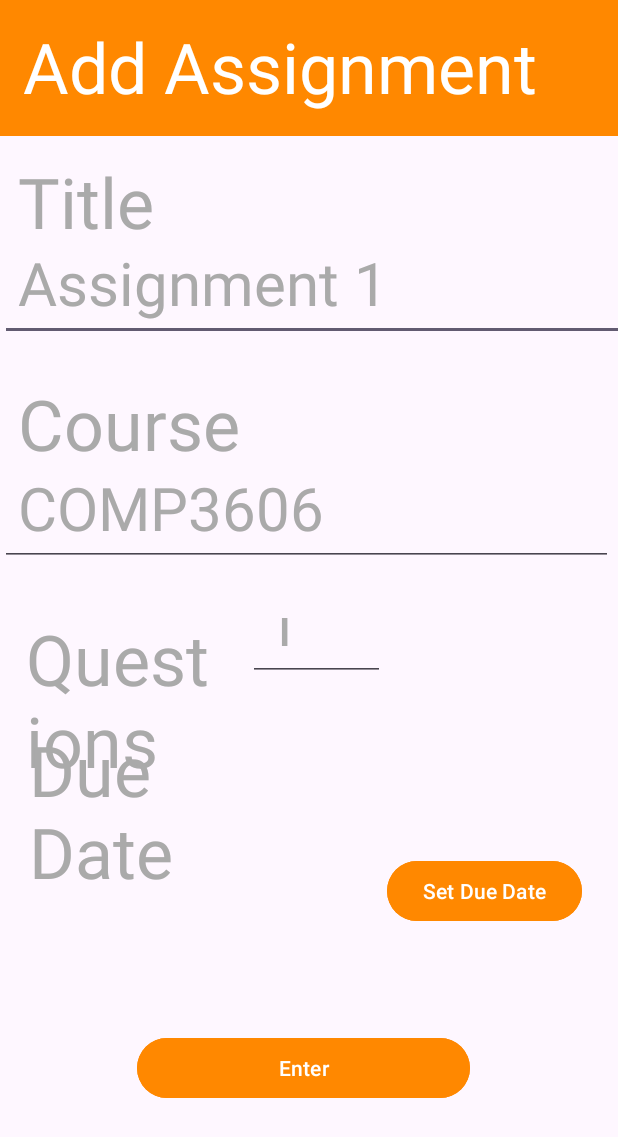
After one commit to K-rece/COMP3606-Group-Project, an Android app: the AddAssignmentActivity screen opened directly, with no data from a screen before it, on a phone screen of 412 x 824 dp. The commit adds this screen. Shown: the top 1137 px of the screen. Run offline under Robolectric (Android 15) with nearby library versions, the phone set to English and light mode, and no system bars; 1 statement that could not run was skipped.

Commit message:
Merge branch 'master' # Please enter a commit message to explain why this merge is necessary, # especially if it merges an updated upstream into a topic branch. # # Lines starting with '#' will be ignored, and an empty message aborts # the commit.

```diff
--- /dev/null
+++ b/app/src/main/java/com/example/comp/AddAssignmentActivity.java
@@ -0,0 +1,103 @@
+package com.example.comp;
+
+import android.app.DatePickerDialog;
+import android.app.TimePickerDialog;
+import android.content.Intent;
+import android.os.Bundle;
+import android.view.View;
+import android.widget.Button;
+import android.widget.EditText;
+import android.widget.TextView;
+import android.widget.Toast;
+
+import androidx.appcompat.app.AppCompatActivity;
+import androidx.core.graphics.Insets;
+import androidx.core.view.ViewCompat;
+import androidx.core.view.WindowCompat;
+import androidx.core.view.WindowInsetsCompat;
+
+import java.text.DateFormat;
+import java.util.Calendar;
+
+public class AddAssignmentActivity extends AppCompatActivity {
+    private EditText assignmentTitle,assignmentCourse,questionCount;
+    private TextView dueDateView;
+    private Button doneButton, dueDateButton;
+    private long dueMillis = -1;
+
+    @Override
+    protected void onCreate(Bundle savedInstanceState) {
+        super.onCreate(savedInstanceState);
+        WindowCompat.enableEdgeToEdge(getWindow());
+        setContentView(R.layout.activity_add_assignment);
+
+        assignmentTitle = findViewById(R.id.assignmentTitle);
+        assignmentCourse = findViewById(R.id.assignmentCourse);
+        questionCount = findViewById(R.id.questionCount);
+        dueDateView = findViewById(R.id.dueDateView);
+
+        doneButton = findViewById(R.id.doneButton);
+        dueDateButton = findViewById(R.id.dueDateButton);
+
+        dueDateButton.setOnClickListener(new View.OnClickListener() {
+            @Override
+            public void onClick(View v) {
+                pickDueDate();
+            }
+        });
+
+        doneButton.setOnClickListener(new View.OnClickListener() {
+            @Override
+            public void onClick(View v) {
+                addAssignment();
+            }
+        });
+
+        ViewCompat.setOnApplyWindowInsetsListener(findViewById(R.id.main), (v, insets) -> {
+            Insets systemBars = insets.getInsets(WindowInsetsCompat.Type.systemBars());
+            v.setPadding(systemBars.left, systemBars.top, systemBars.right, systemBars.bottom);
+            return insets;
+        });
+    }
+
+    public void pickDueDate() {
+        Calendar now = Calendar.getInstance();
+        new DatePickerDialog(this, (view, year, month, day) -> {
+            new TimePickerDialog(this, (tv, hour, minute) -> {
+                Calendar chosen = Calendar.getInstance();
+                chosen.set(year, month, day, hour, minute, 0);
+                dueMillis = chosen.getTimeInMillis();
+                dueDateView.setText(DateFormat.getDateTimeInstance(
+                                DateFormat.MEDIUM, DateFormat.SHORT)
+                        .format(chosen.getTime()));
+            }, now.get(Calendar.HOUR_OF_DAY), now.get(Calendar.MINUTE), false).show();
+        }, now.get(Calendar.YEAR), now.get(Calendar.MONTH),
+                now.get(Calendar.DAY_OF_MONTH)).show();
+    }
+    public void addAssignment() {
+        String title = assignmentTitle.getText().toString();
+        String course = assignmentCourse.getText().toString();
+        String questions = questionCount.getText().toString().trim();
+
+        if(title.isEmpty()) {
+            assignmentTitle.setError("Enter Title");
+            return;
+        }
+        if(questions.isEmpty()) {
+            questionCount.setError("Enter amount of questions");
+            return;
+        }
+        if (dueMillis < 0) {
+            Toast.makeText(this, "Pick a due date and time", Toast.LENGTH_SHORT).show();
+            return;
+        }
+
+        int progress = Integer.parseInt(questions);
+        Assignment a = new Assignment(title, course, dueMillis, progress);
+
+        Intent intent = new Intent();
+        intent.putExtra("ASSIGNMENT",a);
+        setResult(RESULT_OK, intent);
+        finish();
+    }
+}
--- a/app/src/main/java/com/example/comp/AddEditAssignmentActivity.java
+++ /dev/null
@@ -1,6 +0,0 @@
-package com.example.comp;
-
-//import android.app.Activity;
-//
-//public class AddEditAssignmentActivity extends Activity {
-//}
--- a/app/src/main/java/com/example/comp/AssignmentDetailActivity.java
+++ /dev/null
@@ -1,6 +0,0 @@
-package com.example.comp;
-
-//import android.app.Activity;
-//
-//public class AssignmentDetailActivity extends Activity {
-//}
--- a/app/src/main/java/com/example/comp/BuddiesActivity.java
+++ /dev/null
@@ -1,6 +0,0 @@
-package com.example.comp;
-
-//import android.app.Activity;
-//
-//public class BuddiesActivity extends Activity {
-//}
--- a/app/src/main/java/com/example/comp/LeaderboardActivity.java
+++ /dev/null
@@ -1,6 +0,0 @@
-package com.example.comp;
-
-//import android.app.Activity;
-//
-//public class LeaderboardActivity extends Activity {
-//}
--- a/app/src/main/java/com/example/comp/MessageLogActivity.java
+++ /dev/null
@@ -1,6 +0,0 @@
-package com.example.comp;
-
-//import android.app.Activity;
-//
-//public class MessageLogActivity extends Activity {
-//}
--- a/app/src/main/java/com/example/comp/SmsReceiver.java
+++ /dev/null
@@ -1,6 +0,0 @@
-package com.example.comp;
-
-//import android.content.BroadcastReceiver;
-//
-//public class SmsReceiver extends BroadcastReceiver {
-//}
--- /dev/null
+++ b/app/src/main/res/layout/activity_add_assignment.xml
@@ -0,0 +1,171 @@
+<?xml version="1.0" encoding="utf-8"?>
+<RelativeLayout xmlns:android="http://schemas.android.com/apk/res/android"
+    xmlns:app="http://schemas.android.com/apk/res-auto"
+    xmlns:tools="http://schemas.android.com/tools"
+    android:id="@+id/main"
+    android:layout_width="match_parent"
+    android:layout_height="match_parent"
+    tools:context=".AddAssignmentActivity">
+
+    <TextView
+        android:layout_width="fill_parent"
+        android:layout_height="wrap_content"
+        android:layout_alignParentTop="true"
+        android:layout_alignParentEnd="true"
+        android:layout_marginTop="-2dp"
+        android:layout_marginEnd="0dp"
+        android:background="@android:color/holo_orange_dark"
+        android:padding="15dp"
+        android:text="Add Assignment"
+        android:textColor="@android:color/white"
+        android:textSize="70px"
+        app:layout_constraintEnd_toEndOf="parent"
+        app:layout_constraintHorizontal_bias="0.0"
+        app:layout_constraintStart_toStartOf="parent"
+        tools:layout_editor_absoluteY="3dp" />
+
+    <TextView
+        android:layout_width="fill_parent"
+        android:layout_height="wrap_content"
+        android:layout_alignParentTop="true"
+        android:layout_alignParentEnd="true"
+        android:layout_marginTop="91dp"
+        android:layout_marginEnd="-7dp"
+        android:padding="12dp"
+        android:text="Title"
+        android:textColor="@android:color/darker_gray"
+        android:textSize="70px"
+        app:layout_constraintEnd_toEndOf="parent"
+        app:layout_constraintHorizontal_bias="0.0"
+        app:layout_constraintStart_toStartOf="parent"
+        tools:layout_editor_absoluteY="118dp" />
+
+    <EditText
+        android:id="@+id/assignmentTitle"
+
+        android:layout_width="fill_parent"
+        android:layout_height="wrap_content"
+        android:layout_alignParentTop="true"
+        android:layout_alignParentEnd="true"
+        android:layout_marginTop="149dp"
+        android:layout_marginEnd="-11dp"
+        android:hint="Assignment 1"
+        android:padding="12dp"
+        android:textColorHint="@android:color/darker_gray"
+        android:textSize="60px"
+        app:layout_constraintEnd_toEndOf="parent"
+        app:layout_constraintHorizontal_bias="0.0"
+        app:layout_constraintStart_toStartOf="parent"
+        tools:layout_editor_absoluteY="178dp" />
+
+    <TextView
+        android:layout_width="fill_parent"
+        android:layout_height="wrap_content"
+        android:layout_alignParentTop="true"
+        android:layout_alignParentEnd="true"
+        android:layout_marginTop="239dp"
+        android:layout_marginEnd="-4dp"
+        android:padding="12dp"
+        android:text="Course"
+        android:textColor="@android:color/darker_gray"
+        android:textSize="70px"
+        app:layout_constraintEnd_toEndOf="parent"
+        app:layout_constraintHorizontal_bias="0.0"
+        app:layout_constraintStart_toStartOf="parent"
+        tools:layout_editor_absoluteY="118dp" />
+
+    <EditText
+        android:id="@+id/questionCount"
+        android:inputType="number"
+        android:layout_width="91dp"
+        android:layout_height="54dp"
+        android:layout_alignParentTop="true"
+        android:layout_alignParentEnd="true"
+        android:layout_marginTop="400dp"
+        android:layout_marginEnd="155dp"
+        android:hint="1"
+        android:padding="12dp"
+        android:textColorHint="@android:color/darker_gray"
+        android:textSize="60px"
+        app:layout_constraintEnd_toEndOf="parent"
+        app:layout_constraintHorizontal_bias="0.0"
+        app:layout_constraintStart_toStartOf="parent"
+        tools:layout_editor_absoluteY="178dp" />
+
+    <TextView
+        android:layout_width="70pt"
+        android:layout_height="wrap_content"
+        android:layout_alignParentTop="true"
+        android:layout_alignParentEnd="true"
+        android:layout_marginTop="396dp"
+        android:layout_marginEnd="251dp"
+        android:padding="12dp"
+        android:text="Questions"
+        android:textColor="@android:color/darker_gray"
+        android:textSize="70px"
+        app:layout_constraintEnd_toEndOf="parent"
+        app:layout_constraintHorizontal_bias="0.0"
+        app:layout_constraintStart_toStartOf="parent"
+        tools:layout_editor_absoluteY="118dp" />
+
+    <EditText
+        android:id="@+id/assignmentCourse"
+
+        android:layout_width="fill_parent"
+        android:layout_height="wrap_content"
+        android:layout_alignParentTop="true"
+        android:layout_alignParentEnd="true"
+        android:layout_marginTop="299dp"
+        android:layout_marginEnd="3dp"
+        android:hint="COMP3606"
+        android:padding="12dp"
+        android:textColorHint="@android:color/darker_gray"
+        android:textSize="60px"
+        app:layout_constraintEnd_toEndOf="parent"
+        app:layout_constraintHorizontal_bias="0.0"
+        app:layout_constraintStart_toStartOf="parent"
+        tools:layout_editor_absoluteY="178dp" />
+
+    <TextView
+        android:id="@+id/dueDateView"
+        android:layout_width="70pt"
+        android:layout_height="wrap_content"
+        android:layout_alignParentTop="true"
+        android:layout_alignParentEnd="true"
+        android:layout_marginTop="470dp"
+        android:layout_marginEnd="249dp"
+        android:padding="12dp"
+        android:text="Due Date"
+        android:textColor="@android:color/darker_gray"
+        android:textSize="70px"
+        app:layout_constraintEnd_toEndOf="parent"
+        app:layout_constraintHorizontal_bias="0.0"
+        app:layout_constraintStart_toStartOf="parent"
+        tools:layout_editor_absoluteY="118dp" />
+
+    <Button
+        android:id="@+id/dueDateButton"
+        android:layout_width="wrap_content"
+        android:layout_height="wrap_content"
+        android:layout_alignParentStart="true"
+        android:layout_alignParentBottom="true"
+        android:layout_marginStart="258dp"
+        android:layout_marginBottom="206dp"
+        android:backgroundTint="@android:color/holo_orange_dark"
+        android:text="Set Due Date" />
+
+    <Button
+        android:id="@+id/doneButton"
+
+        android:layout_width="100pt"
+        android:layout_height="wrap_content"
+        android:layout_alignParentStart="true"
+        android:layout_alignParentBottom="true"
+        android:layout_marginStart="91dp"
+        android:layout_marginBottom="88dp"
+        android:backgroundTint="@android:color/holo_orange_dark"
+        android:text="Enter" />
+
+
+
+</RelativeLayout>
```
Also changed, not shown: app/src/main/AndroidManifest.xml (+32 -24 lines), app/src/main/java/com/example/comp/Assignment.java (added, +34 -0 lines), app/src/main/java/com/example/comp/HomeActivity.java (+133 -0 lines), app/src/main/res/layout/activity_home.xml (+22 -16 lines).
